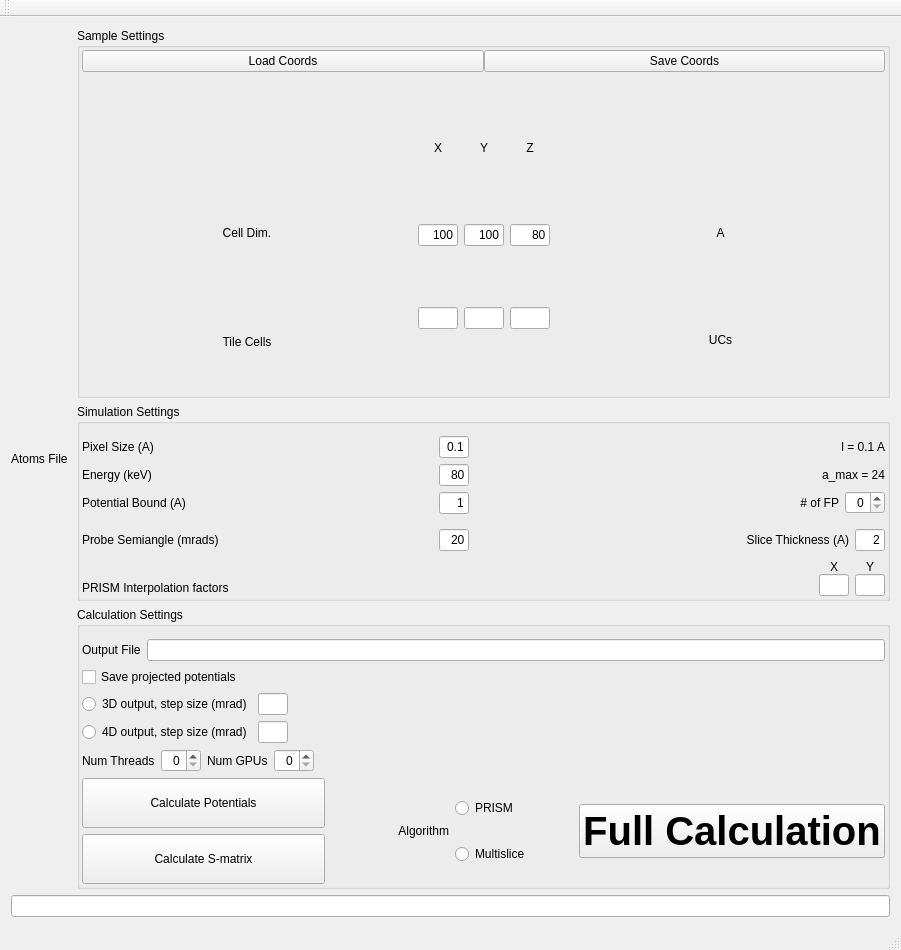
The window that Qt/prismmainwindow.ui (prism-em/prismatic) describes before a commit, drawn with Qt 5.
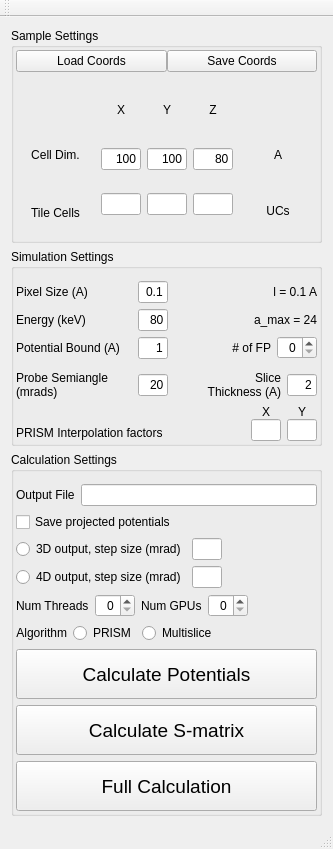
The same window after the commit.

Patch:
```diff
--- a/Qt/prismmainwindow.ui
+++ b/Qt/prismmainwindow.ui
@@ -6,8 +6,8 @@
    <rect>
     <x>0</x>
     <y>0</y>
-    <width>901</width>
-    <height>950</height>
+    <width>333</width>
+    <height>849</height>
    </rect>
   </property>
   <property name="windowTitle">
@@ -16,13 +16,6 @@
   <widget class="QWidget" name="centralWidget">
    <layout class="QGridLayout" name="gridLayout">
     <item row="0" column="0">
-     <widget class="QLabel" name="lbl_atomsfile">
-      <property name="text">
-       <string>Atoms File </string>
-      </property>
-     </widget>
-    </item>
-    <item row="0" column="1">
      <layout class="QVBoxLayout" name="verticalLayout_16">
       <item>
        <widget class="QGroupBox" name="box_sampleSettings">
@@ -937,36 +930,6 @@
            </item>
            <item>
             <layout class="QHBoxLayout" name="horizontalLayout_22">
-             <item>
-              <layout class="QVBoxLayout" name="verticalLayout_15">
-               <item>
-                <widget class="QPushButton" name="pushButton">
-                 <property name="minimumSize">
-                  <size>
-                   <width>0</width>
-                   <height>50</height>
-                  </size>
-                 </property>
-                 <property name="text">
-                  <string>Calculate Potentials</string>
-                 </property>
-                </widget>
-               </item>
-               <item>
-                <widget class="QPushButton" name="pushButton_2">
-                 <property name="minimumSize">
-                  <size>
-                   <width>0</width>
-                   <height>50</height>
-                  </size>
-                 </property>
-                 <property name="text">
-                  <string>Calculate S-matrix</string>
-                 </property>
-                </widget>
-               </item>
-              </layout>
-             </item>
              <item>
               <layout class="QHBoxLayout" name="horizontalLayout_21">
                <item>
@@ -980,38 +943,85 @@
                 </widget>
                </item>
                <item>
-                <layout class="QVBoxLayout" name="verticalLayout_11">
-                 <item>
-                  <widget class="QRadioButton" name="radBtn_PRISM">
-                   <property name="text">
-                    <string>PRISM</string>
-                   </property>
-                  </widget>
-                 </item>
-                 <item>
-                  <widget class="QRadioButton" name="radBtn_Multislice">
-                   <property name="text">
-                    <string>Multislice</string>
-                   </property>
-                  </widget>
-                 </item>
-                </layout>
+                <widget class="QRadioButton" name="radBtn_PRISM">
+                 <property name="text">
+                  <string>PRISM</string>
+                 </property>
+                </widget>
+               </item>
+               <item>
+                <widget class="QRadioButton" name="radBtn_Multislice">
+                 <property name="text">
+                  <string>Multislice</string>
+                 </property>
+                </widget>
+               </item>
+               <item>
+                <spacer name="horizontalSpacer_4">
+                 <property name="orientation">
+                  <enum>Qt::Horizontal</enum>
+                 </property>
+                 <property name="sizeHint" stdset="0">
+                  <size>
+                   <width>40</width>
+                   <height>20</height>
+                  </size>
+                 </property>
+                </spacer>
                </item>
               </layout>
+             </item>
+            </layout>
+           </item>
+           <item>
+            <layout class="QVBoxLayout" name="verticalLayout_15">
+             <item>
+              <widget class="QPushButton" name="pushButton">
+               <property name="minimumSize">
+                <size>
+                 <width>0</width>
+                 <height>50</height>
+                </size>
+               </property>
+               <property name="font">
+                <font>
+                 <pointsize>14</pointsize>
+                </font>
+               </property>
+               <property name="text">
+                <string>Calculate Potentials</string>
+               </property>
+              </widget>
+             </item>
+             <item>
+              <widget class="QPushButton" name="pushButton_2">
+               <property name="minimumSize">
+                <size>
+                 <width>0</width>
+                 <height>50</height>
+                </size>
+               </property>
+               <property name="font">
+                <font>
+                 <pointsize>14</pointsize>
+                </font>
+               </property>
+               <property name="text">
+                <string>Calculate S-matrix</string>
+               </property>
+              </widget>
              </item>
              <item>
               <widget class="QPushButton" name="btn_go">
                <property name="minimumSize">
                 <size>
                  <width>0</width>
-                 <height>0</height>
+                 <height>50</height>
                 </size>
                </property>
                <property name="font">
                 <font>
-                 <pointsize>30</pointsize>
-                 <weight>75</weight>
-                 <bold>true</bold>
+                 <pointsize>14</pointsize>
                 </font>
                </property>
                <property name="text">
@@ -1040,9 +1050,6 @@
       </item>
      </layout>
     </item>
-    <item row="1" column="0" colspan="2">
-     <widget class="QLineEdit" name="lineedit_atomsfile"/>
-    </item>
    </layout>
    <zorder>box_simulationSettings</zorder>
    <zorder>box_sampleSettings</zorder>
```
Left out of the diff: 61 changed lines with no effect on the pictures.
